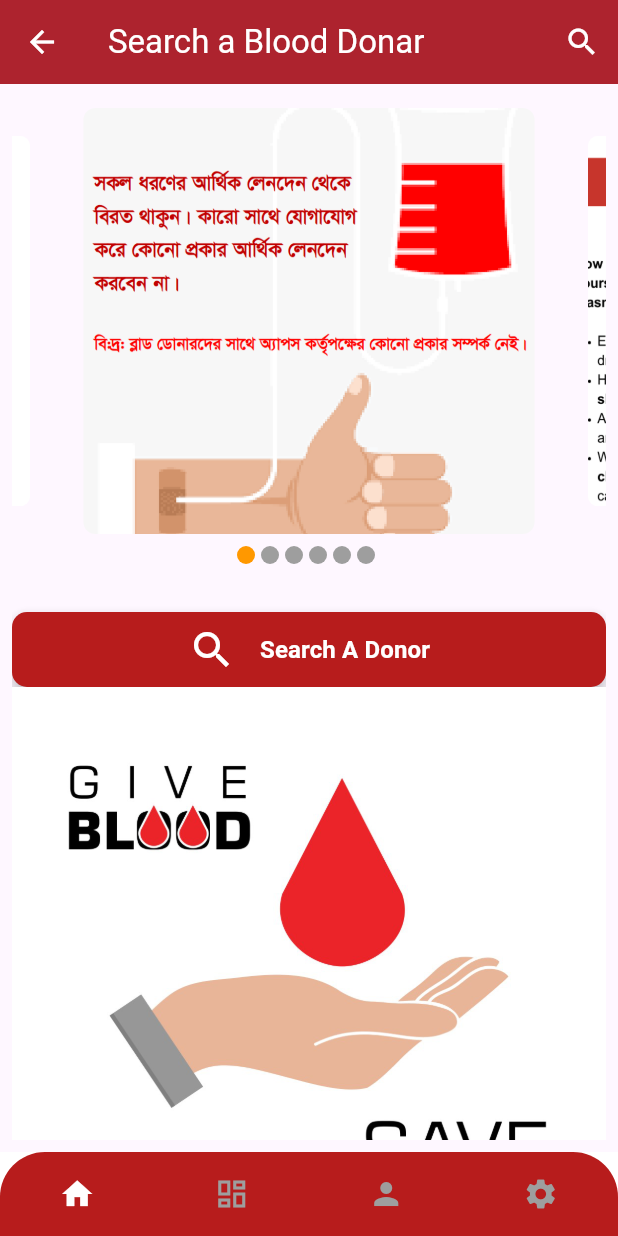
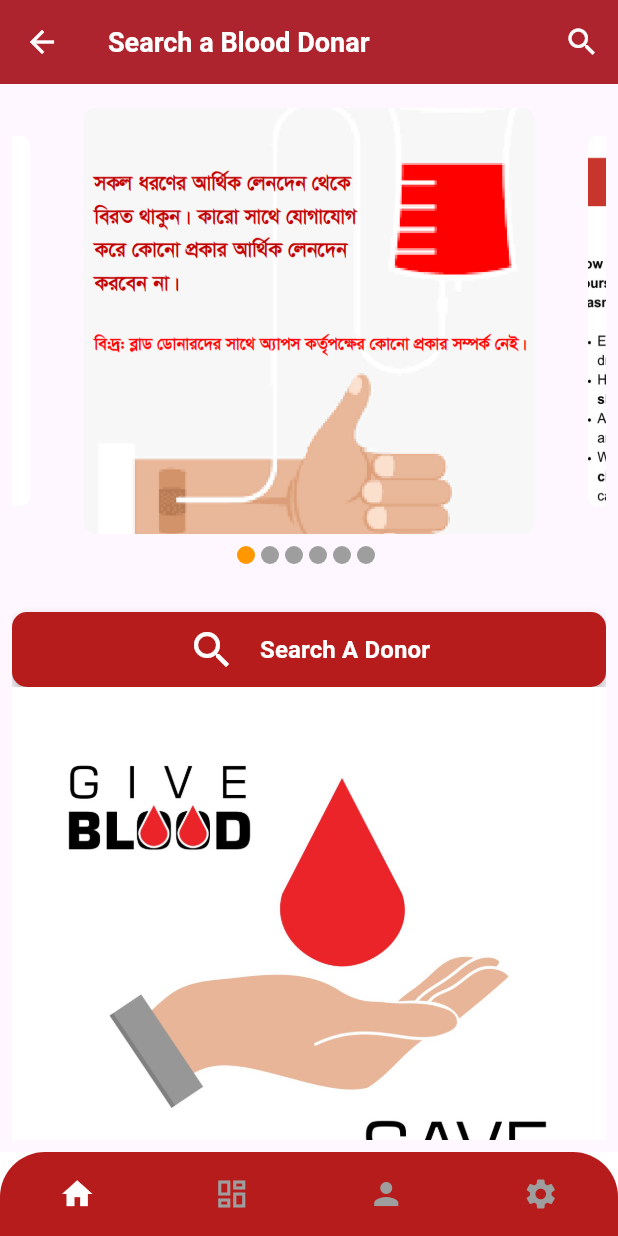
Before and after one commit to zihadsikder/blood_dooner_app, a Flutter app: the screen it shows after launch, after a tap on "Login", on a phone screen of 412 x 824 dp. Run offline on Flutter 3.47's test engine with Material 3 defaults, Android fonts, the phone set to English and light mode, and no system bars; drawn by our look-alikes of carousel_slider; our stand-ins replace flutter_svg, get, pin_code_fields, shared_preferences; accounts and stored records are empty; network calls fail.

Commit message:
UI Update

```diff
--- a/lib/main.dart
+++ b/lib/main.dart
@@ -14,7 +14,7 @@ class BloodApp extends StatelessWidget {
     double w = MediaQuery.of(context).size.width;
     //double h = MediaQuery.of(context).size.height;
     return GetMaterialApp(
-      title: 'My First App',
+      title: 'Blood Donor App',
       themeMode: ThemeMode.system,
       debugShowCheckedModeBanner: false,
       home: const LoginScreen(),
@@ -33,6 +33,9 @@ class BloodApp extends StatelessWidget {
           ),
         ),
         appBarTheme: AppBarTheme(
+          titleTextStyle: const TextStyle(fontWeight: FontWeight.bold,
+            fontSize: 18,
+            color: Colors.white,),
           backgroundColor: Colors.red.shade900,
           foregroundColor: Colors.white,
           elevation: 5,
--- a/lib/screens/login.dart
+++ b/lib/screens/login.dart
@@ -146,7 +146,7 @@ class _LoginScreenState extends State<LoginScreen> {
                               Navigator.push(
                                   context,
                                   MaterialPageRoute(
-                                      builder: (context) => const Mainpage()));
+                                      builder: (context) => const MainPage()));
                             },
                             child: Container(
                               height: 50,
--- a/lib/screens/main_page.dart
+++ b/lib/screens/main_page.dart
@@ -3,20 +3,18 @@ import 'package:blood/screens/dashboard_screen.dart';
 import 'package:blood/screens/home_screen.dart';
 import 'package:flutter/material.dart';
 import 'setting_screen.dart';
-
-
-class Mainpage extends StatefulWidget {
-  const Mainpage({Key? key});
+class MainPage extends StatefulWidget {
+  const MainPage({Key? key});
   @override
-  _MainpageState createState() => _MainpageState();
+  _MainPageState createState() => _MainPageState();
 }
 
-class _MainpageState extends State<Mainpage> {
+class _MainPageState extends State<MainPage> {
   List pages = [
-    Home_Screen(),
-    Dashboard_Screen(),
-    AccountScreen(),
-    SettingsScreen(),
+     Home_Screen(),
+     DashboardScreen(),
+     AccountScreen(),
+     SettingsScreen(),
   ];
   int currentIndex = 0;
 
--- a/lib/screens/sign_up_screen.dart
+++ b/lib/screens/sign_up_screen.dart
@@ -298,7 +298,7 @@ class _SignUpScreenState extends State<SignUpScreen> {
         _weightOver50Controller.text.isNotEmpty) {
       Navigator.push(
         context,
-        MaterialPageRoute(builder: (context) => Mainpage()),
+        MaterialPageRoute(builder: (context) => MainPage()),
       );
     } else {
       showDialog(
```
Also changed, not shown: lib/screens/dashboard_screen.dart (+6 -6 lines), lib/screens/events.dart (+10 -1 lines), lib/screens/setting_screen.dart (+5 -7 lines), lib/screens/support.dart (+16 -3 lines).
